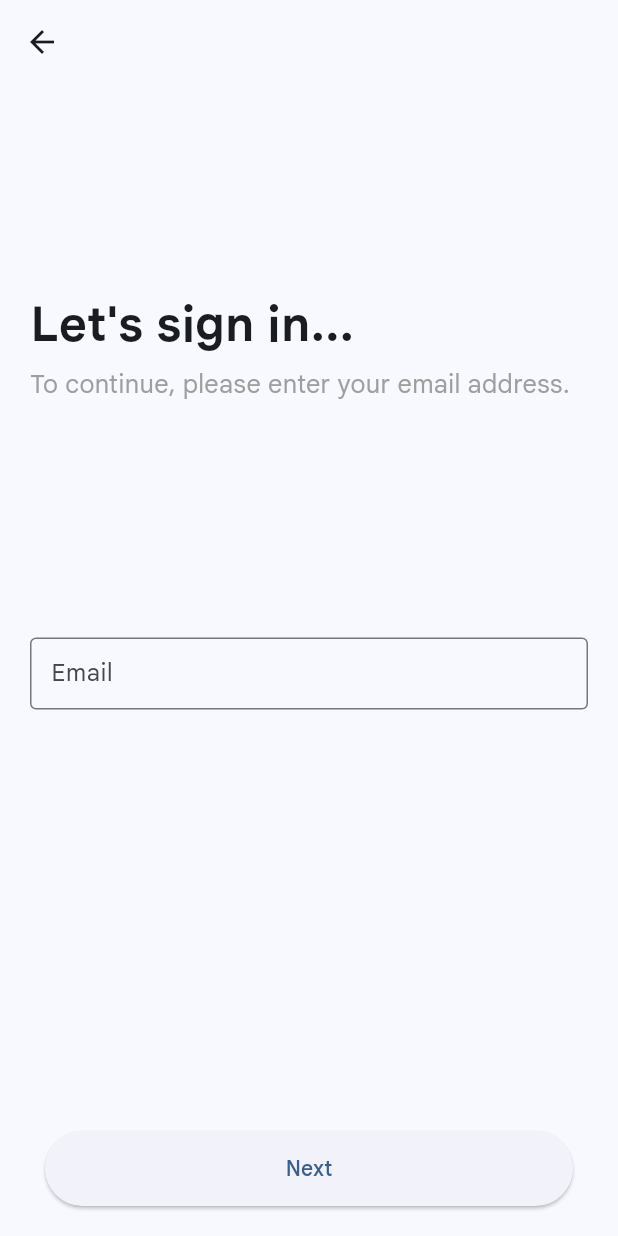
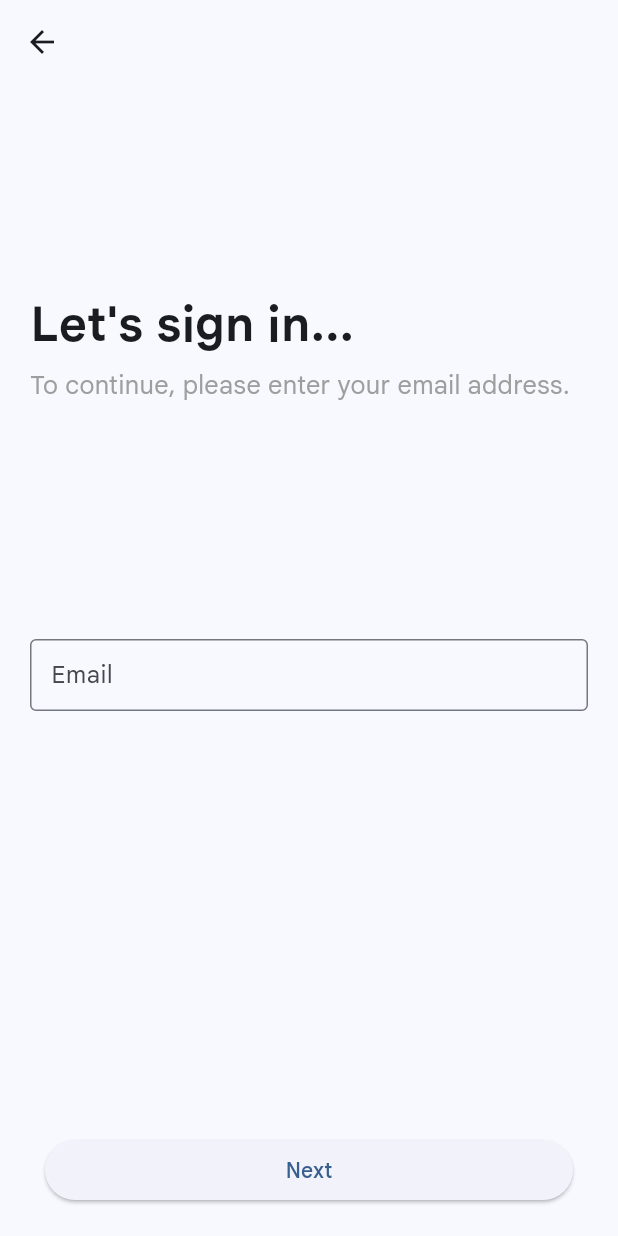
Before and after one commit to iamcosmin/Allo, a Flutter app: the screen it shows after launch, after a tap on "Next", on a phone screen of 412 x 824 dp. Run offline on Flutter 3.47's test engine with Material 2 defaults, Android fonts, the phone set to English and light mode, and no system bars; our stand-ins replace awesome_notifications, cached_network_image, cloud_firestore, firebase_auth, firebase_core, firebase_messaging and 7 more; missing offline and left inert: firebase_image; accounts and stored records are empty.

Commit message:
1.3.3 (192)
- fixes splash screen deprecation
- fixes bad state error, need to check notifications reliablility after this
- sized the OOBE button correctly

```diff
--- a/lib/components/oobe_page.dart
+++ b/lib/components/oobe_page.dart
@@ -61,26 +61,25 @@ class SetupPage extends HookConsumerWidget {
               alignment: Alignment.bottomCenter,
               child: Container(
                 padding: const EdgeInsets.only(left: 30, right: 30, bottom: 20),
-                width: double.infinity,
                 child: Column(
                   mainAxisAlignment: MainAxisAlignment.end,
                   crossAxisAlignment: CrossAxisAlignment.stretch,
-                  children: [
-                    Stack(
-                      alignment: Alignment.center,
+                  mainAxisSize: MainAxisSize.max,
                   children: [
                     ElevatedButton(
                       style: ButtonStyle(
-                            minimumSize: MaterialStateProperty.all(
-                              Size(MediaQuery.of(context).size.width - 10, 50),
+                        shape: MaterialStateProperty.all(
+                          RoundedRectangleBorder(
+                            borderRadius: BorderRadius.circular(100),
+                          ),
                         ),
                       ),
                       child: loading.value
-                              ? const SizedBox(
+                          ? SizedBox(
                               height: 23,
                               width: 23,
                               child: CircularProgressIndicator(
-                                    color: Colors.white,
+                                color: Theme.of(context).colorScheme.onPrimary,
                                 strokeWidth: 3,
                               ),
                             )
@@ -97,8 +96,6 @@ class SetupPage extends HookConsumerWidget {
                     ),
                   ],
                 ),
-                  ],
-                ),
               ),
             ),
           )
--- a/lib/main.dart
+++ b/lib/main.dart
@@ -1,3 +1,5 @@
+import 'dart:async';
+
 import 'package:allo/components/deferred.dart';
 import 'package:allo/generated/l10n.dart';
 import 'package:allo/interface/login/main_setup.dart';
@@ -5,16 +7,21 @@ import 'package:allo/logic/core.dart';
 import 'package:allo/logic/preferences.dart';
 import 'package:allo/logic/theme.dart';
 import 'package:allo/logic/themes.dart';
+import 'package:awesome_notifications/awesome_notifications.dart';
 import 'package:firebase_auth/firebase_auth.dart';
 import 'package:firebase_core/firebase_core.dart';
 import 'package:firebase_messaging/firebase_messaging.dart';
 import 'package:flutter/foundation.dart';
 import 'package:flutter/material.dart';
+import 'package:flutter_hooks/flutter_hooks.dart';
 import 'package:flutter_localizations/flutter_localizations.dart';
 import 'package:hooks_riverpod/hooks_riverpod.dart';
 import 'package:shared_preferences/shared_preferences.dart';
+import 'interface/home/chat/chat.dart';
 import 'interface/home/tabbed_navigator.dart';
 import 'logic/notifications.dart';
+
+final navigatorKey = GlobalKey<NavigatorState>();
 
 void main() async {
   WidgetsFlutterBinding.ensureInitialized();
@@ -37,6 +44,16 @@ void main() async {
   //   vapidKey:
   //       'BAx5uT7szCuYzwq9fLUNwS9-OF-GwOa4eGAb5J3jfl2d3e3L2b354oRm89KQ6sUbiEsK5YLPJoOs0n25ibcGbO8',
   // );
+  AwesomeNotifications().actionStream.listen((ReceivedAction event) async {
+    await Core.navigation.pushAndRemoveUntilHome(
+      context: navigatorKey.currentState!.context,
+      route: Chat(
+        chatType: event.payload!['chatType']!,
+        title: event.payload!['chatName']!,
+        chatId: event.payload!['chatId']!,
+      ),
+    );
+  });
   runApp(
     ProviderScope(
       overrides: [
@@ -57,6 +74,7 @@ class InnerApp extends HookConsumerWidget {
         androidOverscrollIndicator: AndroidOverscrollIndicator.stretch);
     return MaterialApp(
       title: 'Allo',
+      navigatorKey: navigatorKey,
       scrollBehavior: _scrollBehavior,
       themeMode: darkState ? ThemeMode.dark : ThemeMode.light,
       theme: lightTheme,
--- a/pubspec.yaml
+++ b/pubspec.yaml
@@ -1,7 +1,7 @@
 name: allo
 description: Chat app
 publish_to: 'none'
-version: 1.3.3+191
+version: 1.3.3+192
 
 environment:
   sdk: ">=2.15.1 <3.0.0"
```
Also changed, not shown: lib/interface/home/tabbed_navigator.dart (+26 -20 lines), 1 other file. Lines whose indentation alone changed are shown as unchanged.
